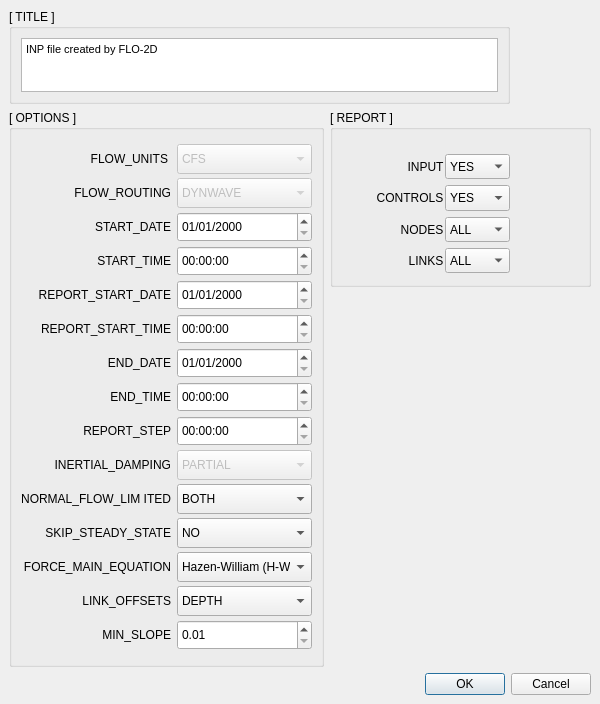
Qt form flo2d/ui/inp_groups.ui (FLO-2DSoftware/qgis-flo-2d-plugin) before a commit.
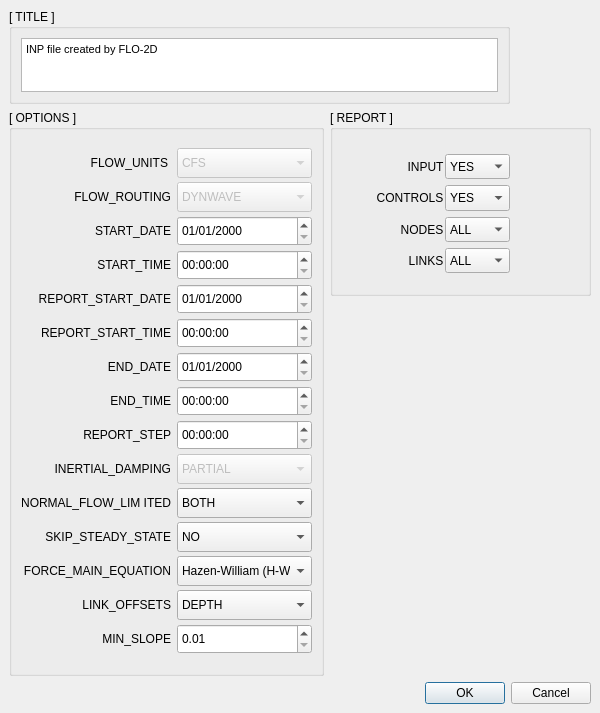
The same form after that commit.

Commit message: Added the control data to the swmm_control table when a SWMM file is imported.

```diff
--- a/flo2d/ui/inp_groups.ui
+++ b/flo2d/ui/inp_groups.ui
@@ -10,7 +10,7 @@
     <x>0</x>
     <y>0</y>
     <width>600</width>
-    <height>704</height>
+    <height>713</height>
    </rect>
   </property>
   <property name="sizePolicy">
```
Left out of the diff: 4 changed lines with no effect on the pictures. The commit also changes 1 other file.
